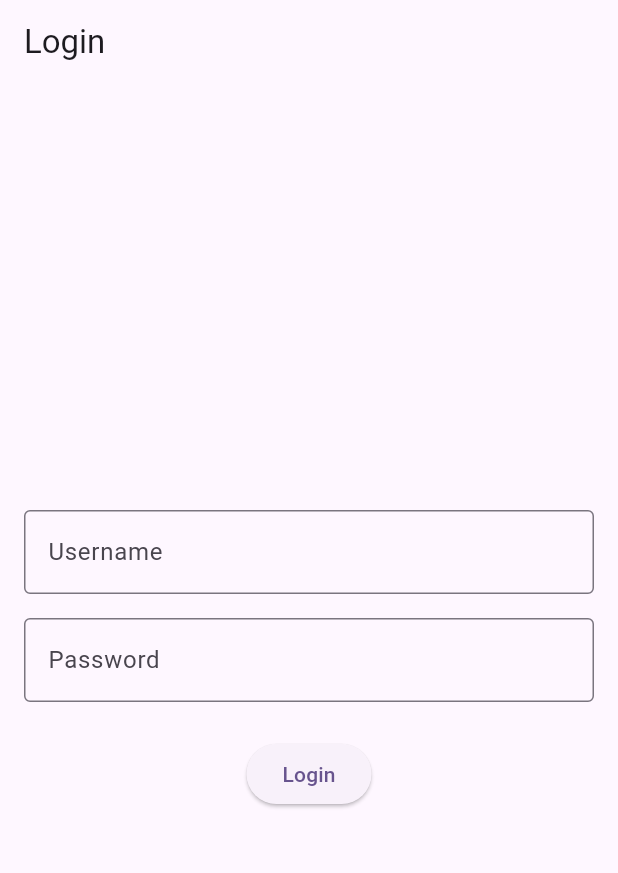
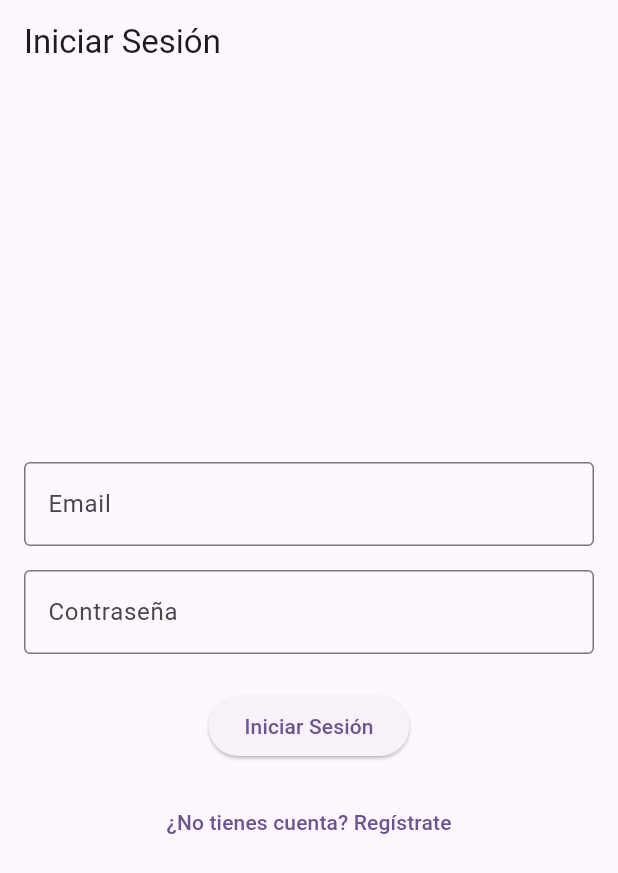
Before and after one commit to Nanashi31/foryou-flutter, a Flutter app: the screen it shows after launch, on a phone screen of 412 x 824 dp. Shown: the top 873 px of the screen. Run offline on Flutter 3.47's test engine with Material 3 defaults, Android fonts, the phone set to English and light mode, and no system bars; our stand-ins replace bloc, drift, equatable, flutter_bloc, flutter_dotenv, supabase_flutter; accounts and stored records are empty; generated files the repository leaves out were written again.

Commit message:
feat: integrate login and register features

```diff
--- a/lib/features/login/data/datasources/login_remote_datasource.dart
+++ b/lib/features/login/data/datasources/login_remote_datasource.dart
@@ -1,28 +1,51 @@
-import 'dart:convert';
-import 'package:http/http.dart' as http;
+import 'package:supabase_flutter/supabase_flutter.dart';
 import 'package:app_foryou/features/login/data/models/client_model.dart';
 
+// Abstracción del origen de datos remoto para el login.
 abstract class LoginRemoteDataSource {
-  Future<ClientModel> login(String username, String password);
+  /// Autentica a un usuario con su email y contraseña.
+  /// Devuelve un [ClientModel] en caso de éxito.
+  /// Lanza una [Exception] en caso de fallo.
+  Future<ClientModel> login(String email, String password);
 }
 
+// Implementación del origen de datos remoto que utiliza Supabase.
 class LoginRemoteDataSourceImpl implements LoginRemoteDataSource {
-  final http.Client client;
-
-  LoginRemoteDataSourceImpl({required this.client});
+  // Ya no necesitamos http.Client, ahora usamos el cliente global de Supabase.
+  final _supabase = Supabase.instance.client;
 
   @override
-  Future<ClientModel> login(String username, String password) async {
-    final response = await client.post(
-      Uri.parse('https://api.example.com/api/login/client'),
-      headers: {'Content-Type': 'application/json'},
-      body: jsonEncode({'usuario': username, 'password': password}),
-    );
+  Future<ClientModel> login(String email, String password) async {
+    try {
+      // Usamos el método de Supabase para iniciar sesión con email y contraseña.
+      final authResponse = await _supabase.auth.signInWithPassword(
+        email: email,
+        password: password,
+      );
 
-    if (response.statusCode == 200) {
-      return ClientModel.fromJson(jsonDecode(response.body));
-    } else {
-      throw Exception('Failed to login');
+      // Si el inicio de sesión es exitoso y tenemos un usuario, procedemos.
+      if (authResponse.user != null) {
+        final user = authResponse.user!;
+
+        // Creamos una instancia de ClientModel a partir de los datos del usuario de Supabase.
+        // Como el login básico no nos da un "nombre", usamos la parte local del email como placeholder.
+        // En una app real, estos datos vendrían de una tabla de "perfiles".
+        return ClientModel(
+          idCliente: user.id, // Usamos el ID de Supabase como String.
+          nombre: user.email!.split('@').first, // Placeholder para el nombre.
+          correo: user.email, // Usamos el email de Supabase.
+        );
+      } else {
+        // Si por alguna razón no hay un objeto User, lanzamos un error.
+        throw Exception('Inicio de sesión fallido: no se recibieron datos del usuario.');
+      }
+    } on AuthException catch (e) {
+      // Capturamos excepciones específicas de Supabase Auth.
+      // Devolvemos un mensaje más amigable para el usuario.
+      throw Exception('Error de autenticación: ${e.message}');
+    } catch (e) {
+      // Capturamos cualquier otro error inesperado.
+      throw Exception('Ocurrió un error inesperado: ${e.toString()}');
     }
   }
 }
--- a/lib/features/login/data/models/client_model.dart
+++ b/lib/features/login/data/models/client_model.dart
@@ -6,14 +6,19 @@ class ClientModel extends Client {
   final String? passwordHash;
 
   const ClientModel({
-    required super.idCliente,
-    required super.nombre,
-    super.usuario,
-    super.correo,
+    required String idCliente,
+    required String nombre,
+    String? usuario,
+    String? correo,
     this.telefono,
     this.domicilio,
     this.passwordHash,
-  });
+  }) : super(
+          idCliente: idCliente,
+          nombre: nombre,
+          usuario: usuario,
+          correo: correo,
+        );
 
   factory ClientModel.fromJson(Map<String, dynamic> json) {
     return ClientModel(
--- a/lib/features/login/data/repositories/login_repository_impl.dart
+++ b/lib/features/login/data/repositories/login_repository_impl.dart
@@ -2,13 +2,16 @@ import 'package:app_foryou/features/login/data/datasources/login_remote_datasour
 import 'package:app_foryou/features/login/domain/entities/client.dart';
 import 'package:app_foryou/features/login/domain/repositories/login_repository.dart';
 
+/// Implementación del repositorio de login.
+/// Conecta el origen de datos (remoto o local) con el caso de uso.
 class LoginRepositoryImpl implements LoginRepository {
   final LoginRemoteDataSource remoteDataSource;
 
   LoginRepositoryImpl({required this.remoteDataSource});
 
   @override
-  Future<Client> login(String username, String password) async {
-    return await remoteDataSource.login(username, password);
+  Future<Client> login(String email, String password) async {
+    // Simplemente pasa la llamada al origen de datos remoto.
+    return await remoteDataSource.login(email, password);
   }
 }
--- a/lib/features/login/domain/entities/client.dart
+++ b/lib/features/login/domain/entities/client.dart
@@ -1,7 +1,7 @@
 import 'package:equatable/equatable.dart';
 
 class Client extends Equatable {
-  final int idCliente;
+  final String idCliente;
   final String nombre;
   final String? usuario;
   final String? correo;
--- a/lib/features/login/domain/repositories/login_repository.dart
+++ b/lib/features/login/domain/repositories/login_repository.dart
@@ -1,5 +1,7 @@
 import 'package:app_foryou/features/login/domain/entities/client.dart';
 
+/// Abstracción del repositorio para el login.
+/// Define el contrato que la capa de datos debe implementar.
 abstract class LoginRepository {
-  Future<Client> login(String username, String password);
+  Future<Client> login(String email, String password);
 }
--- a/lib/features/login/domain/usecases/login_client_usecase.dart
+++ b/lib/features/login/domain/usecases/login_client_usecase.dart
@@ -1,15 +1,21 @@
 import 'package:app_foryou/features/login/domain/entities/client.dart';
 import 'package:app_foryou/features/login/domain/repositories/login_repository.dart';
 
+/// Caso de uso para el inicio de sesión de un cliente.
+/// Contiene la lógica de negocio, como validaciones, antes de llamar al repositorio.
 class LoginClientUseCase {
   final LoginRepository repository;
 
   LoginClientUseCase(this.repository);
 
-  Future<Client> call(String username, String password) {
-    if (password.length < 8) {
-      throw Exception('Password must be at least 8 characters long.');
+  /// Ejecuta el caso de uso.
+  Future<Client> call(String email, String password) {
+    // Ejemplo de lógica de negocio: validar la contraseña.
+    if (password.length < 6) {
+      // Supabase por defecto requiere 6 caracteres, no 8.
+      throw Exception('La contraseña debe tener al menos 6 caracteres.');
     }
-    return repository.login(username, password);
+    // Llama al método del repositorio para realizar el login.
+    return repository.login(email, password);
   }
 }
--- a/lib/features/login/presentation/bloc/login_bloc.dart
+++ b/lib/features/login/presentation/bloc/login_bloc.dart
@@ -6,16 +6,21 @@ import 'package:app_foryou/features/login/domain/usecases/login_client_usecase.d
 part 'login_event.dart';
 part 'login_state.dart';
 
+/// BLoC para gestionar el estado de la pantalla de login.
 class LoginBloc extends Bloc<LoginEvent, LoginState> {
   final LoginClientUseCase loginClientUseCase;
 
   LoginBloc({required this.loginClientUseCase}) : super(LoginInitial()) {
     on<LoginButtonPressed>((event, emit) async {
+      // Al recibir el evento, emitimos el estado de carga.
       emit(LoginLoading());
       try {
-        final client = await loginClientUseCase(event.username, event.password);
+        // Llamamos al caso de uso con el email y la contraseña.
+        final client = await loginClientUseCase(event.email, event.password);
+        // Si tiene éxito, emitimos el estado de éxito.
         emit(LoginSuccess(client: client));
       } catch (e) {
+        // Si falla, emitimos el estado de fallo con el mensaje de error.
         emit(LoginFailure(error: e.toString()));
       }
     });
--- a/lib/features/login/presentation/bloc/login_event.dart
+++ b/lib/features/login/presentation/bloc/login_event.dart
@@ -7,12 +7,13 @@ abstract class LoginEvent extends Equatable {
   List<Object> get props => [];
 }
 
+/// Evento que se dispara cuando el usuario presiona el botón de iniciar sesión.
 class LoginButtonPressed extends LoginEvent {
-  final String username;
+  final String email; // Cambiado de 'username' a 'email'.
   final String password;
 
-  const LoginButtonPressed({required this.username, required this.password});
+  const LoginButtonPressed({required this.email, required this.password});
 
   @override
-  List<Object> get props => [username, password];
+  List<Object> get props => [email, password];
 }
--- a/lib/features/login/presentation/screens/login_screen.dart
+++ b/lib/features/login/presentation/screens/login_screen.dart
@@ -2,6 +2,8 @@ import 'package:flutter/material.dart';
 import 'package:flutter_bloc/flutter_bloc.dart';
 import 'package:app_foryou/features/login/presentation/bloc/login_bloc.dart';
 
+/// Pantalla de inicio de sesión.
+/// Contiene un formulario para email y contraseña.
 class LoginScreen extends StatefulWidget {
   const LoginScreen({super.key});
 
@@ -10,30 +12,45 @@ class LoginScreen extends StatefulWidget {
 }
 
 class LoginScreenState extends State<LoginScreen> {
-  final _usernameController = TextEditingController();
+  final _emailController = TextEditingController();
   final _passwordController = TextEditingController();
   final _formKey = GlobalKey<FormState>();
 
   @override
+  void dispose() {
+    _emailController.dispose();
+    _passwordController.dispose();
+    super.dispose();
+  }
+
+  @override
   Widget build(BuildContext context) {
     return Scaffold(
-      appBar: AppBar(title: const Text('Login')),
+      appBar: AppBar(title: const Text('Iniciar Sesión')),
+      // BlocConsumer es ideal aquí: combina un listener para efectos secundarios (como SnackBars)
+      // y un builder para reconstruir la UI según el estado.
       body: BlocConsumer<LoginBloc, LoginState>(
         listener: (context, state) {
+          // Si el estado es de fallo, mostramos un SnackBar con el error.
           if (state is LoginFailure) {
             ScaffoldMessenger.of(context).showSnackBar(
-              SnackBar(content: Text(state.error), backgroundColor: Colors.red),
+              SnackBar(
+                content: Text(state.error),
+                backgroundColor: Theme.of(context).colorScheme.error,
+              ),
             );
           }
-          if (state is LoginSuccess) {
-            // Navigate to the home screen or another screen
-          }
+          // Ya no necesitamos manejar LoginSuccess aquí. El StreamBuilder en main.dart
+          // se encargará de la navegación a la HomePage automáticamente.
         },
         builder: (context, state) {
+          // Si el estado es de carga, mostramos un indicador de progreso.
           if (state is LoginLoading) {
             return const Center(child: CircularProgressIndicator());
           }
-          return Padding(
+          // En cualquier otro caso, mostramos el formulario.
+          return Center(
+            child: SingleChildScrollView(
               padding: const EdgeInsets.all(16.0),
               child: Form(
                 key: _formKey,
@@ -41,14 +58,15 @@ class LoginScreenState extends State<LoginScreen> {
                   mainAxisAlignment: MainAxisAlignment.center,
                   children: <Widget>[
                     TextFormField(
-                    controller: _usernameController,
+                      controller: _emailController,
                       decoration: const InputDecoration(
-                      labelText: 'Username',
+                        labelText: 'Email',
                         border: OutlineInputBorder(),
                       ),
+                      keyboardType: TextInputType.emailAddress,
                       validator: (value) {
-                      if (value == null || value.isEmpty) {
-                        return 'Please enter your username';
+                        if (value == null || value.isEmpty || !value.contains('@')) {
+                          return 'Por favor, introduce un email válido';
                         }
                         return null;
                       },
@@ -58,12 +76,12 @@ class LoginScreenState extends State<LoginScreen> {
                       controller: _passwordController,
                       obscureText: true,
                       decoration: const InputDecoration(
-                      labelText: 'Password',
+                        labelText: 'Contraseña',
                         border: OutlineInputBorder(),
                       ),
                       validator: (value) {
                         if (value == null || value.isEmpty) {
-                        return 'Please enter your password';
+                          return 'Por favor, introduce tu contraseña';
                         }
                         return null;
                       },
@@ -71,18 +89,28 @@ class LoginScreenState extends State<LoginScreen> {
                     const SizedBox(height: 24.0),
                     ElevatedButton(
                       onPressed: () {
+                        // Validamos el formulario antes de enviar el evento al Bloc.
                         if (_formKey.currentState!.validate()) {
-                        BlocProvider.of<LoginBloc>(context).add(
+                          context.read<LoginBloc>().add(
                                 LoginButtonPressed(
-                            username: _usernameController.text,
+                                  email: _emailController.text,
                                   password: _passwordController.text,
                                 ),
                               );
                         }
                       },
-                    child: const Text('Login'),
+                      child: const Text('Iniciar Sesión'),
                     ),
+                    const SizedBox(height: 16.0),
+                    TextButton(
+                      onPressed: () {
+                        // Navegamos a la pantalla de registro usando la ruta nombrada.
+                        Navigator.pushNamed(context, '/register');
+                      },
+                      child: const Text('¿No tienes cuenta? Regístrate'),
+                    )
                   ],
+                ),
               ),
             ),
           );
--- a/lib/features/register/data/models/client_model.dart
+++ b/lib/features/register/data/models/client_model.dart
@@ -6,13 +6,20 @@ part 'client_model.g.dart';
 @JsonSerializable(fieldRename: FieldRename.snake)
 class ClientModel extends Client {
   ClientModel({
-    required super.idCliente,
-    required super.nombre,
-    required super.usuario,
-    required super.correo,
-    required super.telefono,
-    required super.domicilio,
-  });
+    required String idCliente,
+    required String nombre,
+    required String usuario,
+    required String correo,
+    required String telefono,
+    required String domicilio,
+  }) : super(
+          idCliente: idCliente,
+          nombre: nombre,
+          usuario: usuario,
+          correo: correo,
+          telefono: telefono,
+          domicilio: domicilio,
+        );
 
   factory ClientModel.fromJson(Map<String, dynamic> json) =>
       _$ClientModelFromJson(json);
--- a/lib/main.dart
+++ b/lib/main.dart
@@ -1,37 +1,98 @@
+import 'package:app_foryou/features/home/presentation/home_page.dart';
 import 'package:app_foryou/features/login/data/datasources/login_remote_datasource.dart';
 import 'package:app_foryou/features/login/data/repositories/login_repository_impl.dart';
 import 'package:app_foryou/features/login/domain/usecases/login_client_usecase.dart';
 import 'package:app_foryou/features/login/presentation/bloc/login_bloc.dart';
 import 'package:app_foryou/features/login/presentation/screens/login_screen.dart';
+import 'package:app_foryou/features/register/data/datasources/client_remote_datasource.dart';
+import 'package:app_foryou/features/register/data/datasources/client_local_datasource.dart';
+import 'package:app_foryou/features/register/data/repositories/client_repository_impl.dart';
+import 'package:app_foryou/features/register/domain/usecases/register_client_usecase.dart';
+import 'package:app_foryou/features/register/presentation/bloc/register_bloc.dart';
+import 'package:app_foryou/features/register/presentation/screens/register_screen.dart';
+import 'package:app_foryou/features/splash/presentation/screens/splash_screen.dart';
 import 'package:flutter/material.dart';
 import 'package:flutter_bloc/flutter_bloc.dart';
-import 'package:http/http.dart' as http;
+import 'package:flutter_dotenv/flutter_dotenv.dart';
+import 'package:supabase_flutter/supabase_flutter.dart';
+import 'package:app_foryou/core/data/local/app_database.dart';
 
-void main() {
+// Punto de entrada principal de la aplicación.
+Future<void> main() async {
+  WidgetsFlutterBinding.ensureInitialized();
+  await dotenv.load(fileName: ".env");
+
+  await Supabase.initialize(
+    url: dotenv.env['SUPABASE_URL']!,
+    anonKey: dotenv.env['SUPABASE_ANON_KEY']!,
+  );
+
   runApp(const MyApp());
 }
 
+/// Cliente global de Supabase para un fácil acceso en toda la app.
+final supabase = Supabase.instance.client;
+
+/// Widget raíz de la aplicación.
 class MyApp extends StatelessWidget {
   const MyApp({super.key});
 
   @override
   Widget build(BuildContext context) {
-    return MaterialApp(
-      title: 'Flutter Demo',
-      theme: ThemeData(
-        colorScheme: ColorScheme.fromSeed(seedColor: Colors.deepPurple),
-      ),
-      home: BlocProvider(
-        create: (context) => LoginBloc(
-          loginClientUseCase: LoginClientUseCase(
-            LoginRepositoryImpl(
-              remoteDataSource: LoginRemoteDataSourceImpl(
-                client: http.Client(),
+    // Usamos MultiBlocProvider para proveer todos los Blocs a la aplicación.
+    // Esto centraliza la inyección de dependencias de los Blocs.
+    return MultiBlocProvider(
+      providers: [
+        // Proveedor para el Bloc de Login.
+        BlocProvider<LoginBloc>(
+          create: (context) => LoginBloc(
+            loginClientUseCase: LoginClientUseCase(
+              LoginRepositoryImpl(
+                remoteDataSource: LoginRemoteDataSourceImpl(),
               ),
             ),
           ),
         ),
-        child: const LoginScreen(),
+        // Proveedor para el Bloc de Registro.
+        BlocProvider<RegisterBloc>(
+          create: (context) => RegisterBloc(
+            RegisterClientUseCase(
+              ClientRepositoryImpl(
+                remoteDataSource: ClientRemoteDataSourceImpl(),
+                localDataSource: ClientLocalDataSourceImpl(
+                  database: AppDatabase(),
+                ),
+              ),
+            ),
+          ),
+        ),
+      ],
+      child: MaterialApp(
+        title: 'ForYou App',
+        theme: ThemeData(
+          colorScheme: ColorScheme.fromSeed(seedColor: Colors.deepPurple),
+          useMaterial3: true,
+        ),
+        // La pantalla de inicio sigue siendo nuestro StreamBuilder reactivo.
+        home: StreamBuilder<AuthState>(
+          stream: supabase.auth.onAuthStateChange,
+          builder: (context, snapshot) {
+            if (snapshot.connectionState == ConnectionState.waiting) {
+              return const SplashScreen();
+            }
+            if (snapshot.hasData && snapshot.data!.session != null) {
+              return const HomePage();
+            }
+            // Si no hay sesión, por defecto mostramos la pantalla de login.
+            return const LoginScreen();
+          },
+        ),
+        // Definimos las rutas nombradas para la navegación.
+        routes: {
+          // No necesitamos una ruta para Home, ya que el StreamBuilder nos lleva allí.
+          '/login': (context) => const LoginScreen(),
+          '/register': (context) => const RegisterScreen(),
+        },
       ),
     );
   }
--- a/pubspec.yaml
+++ b/pubspec.yaml
@@ -47,6 +47,8 @@ dependencies:
   supabase: ^2.10.0
   path_provider: ^2.1.5
   path: ^1.9.1
+  supabase_flutter: ^2.10.3
+  flutter_dotenv: ^6.0.0
 
 dev_dependencies:
   flutter_test:
@@ -75,7 +77,8 @@ flutter:
   uses-material-design: true
 
   # To add assets to your application, add an assets section, like this:
-  # assets:
+  assets:
+    - .env
   #   - images/a_dot_burr.jpeg
   #   - images/a_dot_ham.jpeg
 
```
Also changed, not shown: lib/features/home/presentation/home_page.dart (added, +65 -0 lines), lib/features/register/data/datasources/client_remote_datasource.dart (+36 -9 lines), lib/features/register/presentation/screens/register_screen.dart (+48 -16 lines), lib/features/splash/presentation/screens/splash_screen.dart (added, +15 -0 lines), pubspec.lock, 2 other files. Lines whose indentation alone changed are shown as unchanged.
